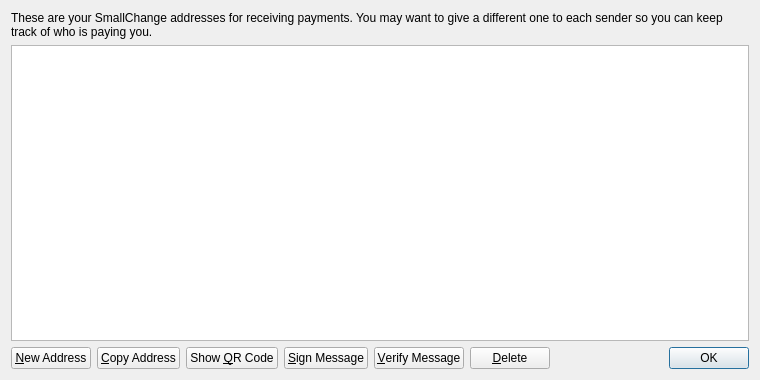
Above: src/qt/forms/addressbookpage.ui from SconeDawg1/dora before the change. Below: the same form after it.
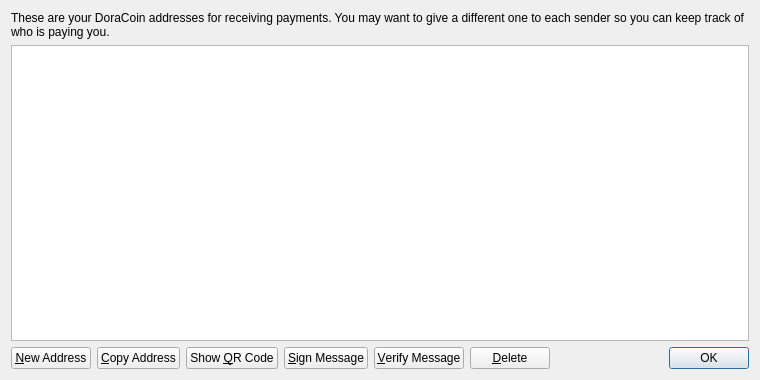
That is the form after the change. Icons and pictures are not drawn.

```diff
--- a/src/qt/forms/addressbookpage.ui
+++ b/src/qt/forms/addressbookpage.ui
@@ -17,7 +17,7 @@
    <item>
     <widget class="QLabel" name="labelExplanation">
      <property name="text">
-      <string>These are your SmallChange addresses for receiving payments. You may want to give a different one to each sender so you can keep track of who is paying you.</string>
+      <string>These are your DoraCoin addresses for receiving payments. You may want to give a different one to each sender so you can keep track of who is paying you.</string>
      </property>
      <property name="textFormat">
       <enum>Qt::PlainText</enum>
```
